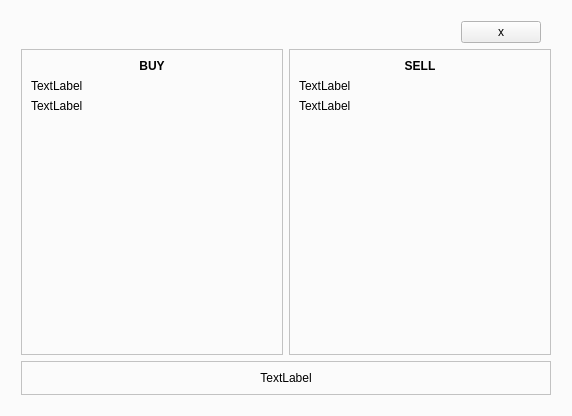
First picture: the form in client/chainmonitor.ui, repository ttema4/p2p-app, before the edit.
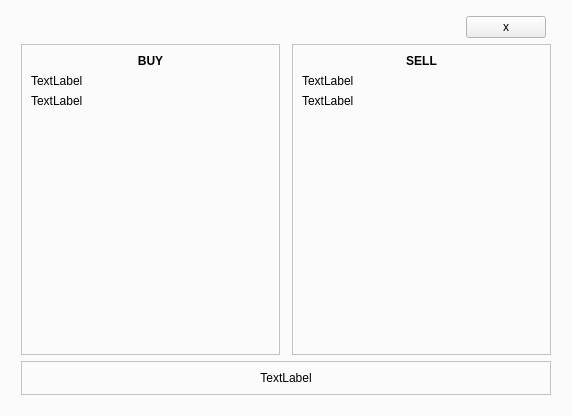
Second picture: the form after the edit.

```diff
--- a/client/chainmonitor.ui
+++ b/client/chainmonitor.ui
@@ -70,7 +70,7 @@
        <number>10</number>
       </property>
       <property name="topMargin">
-       <number>10</number>
+       <number>5</number>
       </property>
       <property name="rightMargin">
        <number>10</number>
@@ -94,7 +94,7 @@
           <number>0</number>
          </property>
          <property name="rightMargin">
-          <number>10</number>
+          <number>5</number>
          </property>
          <property name="bottomMargin">
           <number>0</number>
@@ -131,6 +131,9 @@
       <item>
        <widget class="QWidget" name="widget" native="true">
         <layout class="QHBoxLayout" name="horizontalLayout">
+         <property name="spacing">
+          <number>12</number>
+         </property>
          <property name="leftMargin">
           <number>0</number>
          </property>
```
